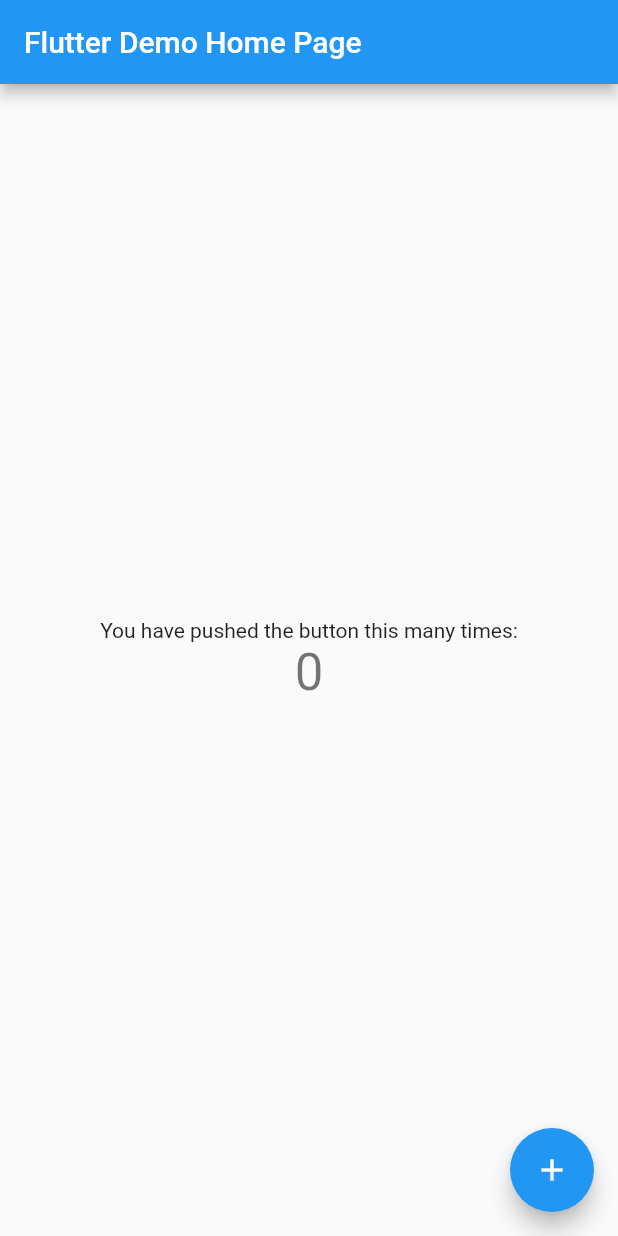
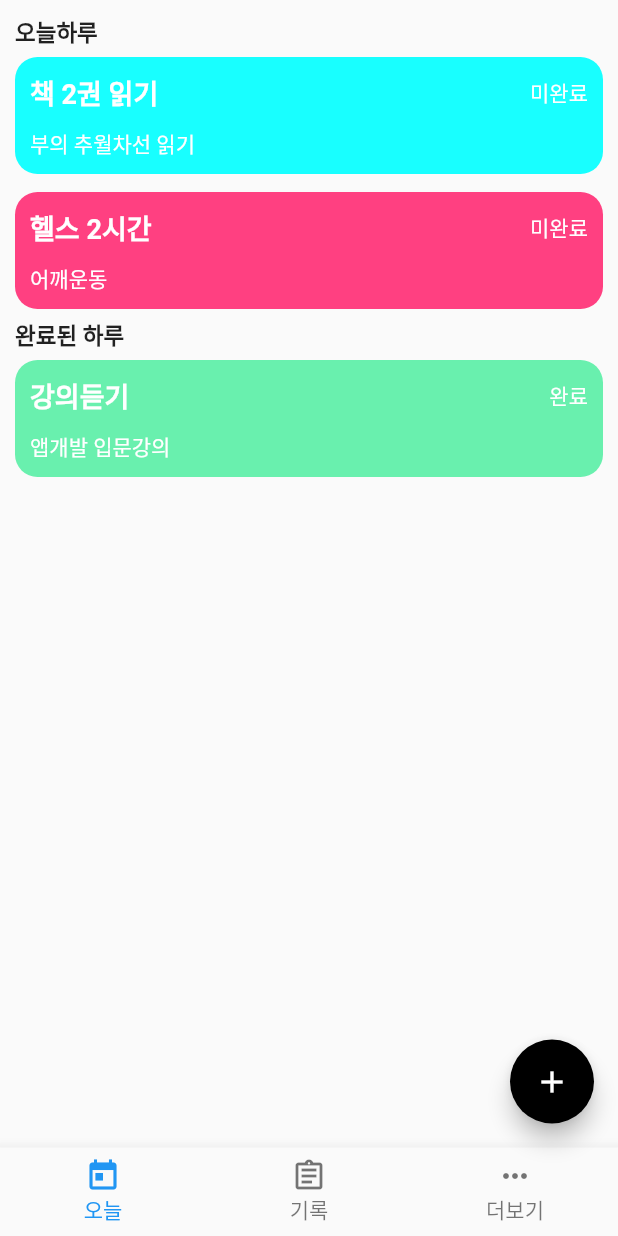
Before and after one commit to SerangMind/flutter_todo, a Flutter app: the screen it shows after launch, on a phone screen of 412 x 824 dp. Run offline on Flutter 3.47's test engine with Material 2 defaults, Android fonts, the phone set to English and light mode, and no system bars.

Commit message:
first todo

```diff
--- /dev/null
+++ b/lib/data/todo.dart
@@ -0,0 +1,13 @@
+class Todo {
+
+  String title;
+  String memo;
+  String category;
+  int color;
+  int done;
+  int date;
+
+  Todo( { this.title, this.memo, this.category, this.color, this.done, this.date });
+  // Todo( this.title, this.memo, this.category, this.color, this.done, this.date );
+
+}
--- /dev/null
+++ b/lib/data/util.dart
@@ -0,0 +1,21 @@
+class Utils {
+
+  static int getFormatTime( DateTime date ) {
+    return int.parse( '${date.year}${makeTwoDigit(date.month)}${makeTwoDigit(date.day)}' );
+  }
+
+  static DateTime getFormatDateTime( int date ) {
+    final _date = date.toString();
+    final year = _date.substring( 0, 4 );
+    final month = _date.substring( 4, 6 );
+    final day = _date.substring( 6, 8 );
+    return DateTime(
+      int.parse(year),
+      int.parse(month),
+      int.parse(day) );
+  }
+
+  static String makeTwoDigit( int num ) {
+    return num.toString().padLeft( 2, '0' );
+  }
+}
--- a/lib/main.dart
+++ b/lib/main.dart
@@ -1,117 +1,310 @@
 import 'package:flutter/material.dart';
+import 'package:flutter_todo/write.dart';
+
+import 'data/todo.dart';
+import 'data/util.dart';
 
 void main() {
-  runApp(MyApp());
+  runApp( MyApp() );
 }
 
 class MyApp extends StatelessWidget {
-  // This widget is the root of your application.
+  // const MyApp({ Key? key }) : super(key: key);
+
   @override
   Widget build(BuildContext context) {
     return MaterialApp(
-      title: 'Flutter Demo',
+      title: 'Todo App!',
       theme: ThemeData(
-        // This is the theme of your application.
-        //
-        // Try running your application with "flutter run". You'll see the
-        // application has a blue toolbar. Then, without quitting the app, try
-        // changing the primarySwatch below to Colors.green and then invoke
-        // "hot reload" (press "r" in the console where you ran "flutter run",
-        // or simply save your changes to "hot reload" in a Flutter IDE).
-        // Notice that the counter didn't reset back to zero; the application
-        // is not restarted.
         primarySwatch: Colors.blue,
-        // This makes the visual density adapt to the platform that you run
-        // the app on. For desktop platforms, the controls will be smaller and
-        // closer together (more dense) than on mobile platforms.
         visualDensity: VisualDensity.adaptivePlatformDensity,
       ),
-      home: MyHomePage(title: 'Flutter Demo Home Page'),
+      home: TodoApp(),
     );
   }
 }
 
-class MyHomePage extends StatefulWidget {
-  MyHomePage({Key key, this.title}) : super(key: key);
+// class MyHomePage extends StatefulWidget {
+//   MyHomePage({Key key, this.title}) : super(key: key);
 
-  // This widget is the home page of your application. It is stateful, meaning
-  // that it has a State object (defined below) that contains fields that affect
-  // how it looks.
+//   final String title;
 
-  // This class is the configuration for the state. It holds the values (in this
-  // case the title) provided by the parent (in this case the App widget) and
-  // used by the build method of the State. Fields in a Widget subclass are
-  // always marked "final".
+//   @override
+//   _MyHomePageState createState() => _MyHomePageState();
+// }
 
-  final String title;
+// class _MyHomePageState extends State<MyHomePage> {
+
+class TodoApp extends StatefulWidget {
+  const TodoApp({ Key key }) : super(key: key);
 
   @override
-  _MyHomePageState createState() => _MyHomePageState();
+  _TodoAppState createState() => _TodoAppState();
+
 }
 
-class _MyHomePageState extends State<MyHomePage> {
-  int _counter = 0;
+class _TodoAppState extends State<TodoApp> {
 
-  void _incrementCounter() {
-    setState(() {
-      // This call to setState tells the Flutter framework that something has
-      // changed in this State, which causes it to rerun the build method below
-      // so that the display can reflect the updated values. If we changed
-      // _counter without calling setState(), then the build method would not be
-      // called again, and so nothing would appear to happen.
-      _counter++;
-    });
+  var _selectedTabIndex = 0;
+
+  List<Todo> todos = [
+
+    Todo(
+      title:    '책 2권 읽기',
+      memo:     '부의 추월차선 읽기',
+      color:    Colors.cyanAccent.value,
+      done:     0,
+      category: '독서',
+      date:     20211225
+    ),
+
+    Todo(
+      title:    '헬스 2시간',
+      memo:     '어깨운동',
+      color:    Colors.pinkAccent.value,
+      done:     0,
+      category: '헬스',
+      date:     20211225
+    ),
+
+    Todo(
+      title:    '강의듣기',
+      memo:     '앱개발 입문강의',
+      color:    Colors.greenAccent.value,
+      done:     1,
+      category: '강의',
+      date:     20211225
+    ),
+
+  ];
+
+
+
+  @override
+  void initState() {
+    super.initState();
   }
 
   @override
   Widget build(BuildContext context) {
-    // This method is rerun every time setState is called, for instance as done
-    // by the _incrementCounter method above.
-    //
-    // The Flutter framework has been optimized to make rerunning build methods
-    // fast, so that you can just rebuild anything that needs updating rather
-    // than having to individually change instances of widgets.
     return Scaffold(
-      appBar: AppBar(
-        // Here we take the value from the MyHomePage object that was created by
-        // the App.build method, and use it to set our appbar title.
-        title: Text(widget.title),
+
+      appBar: PreferredSize(
+        child: AppBar(),
+        preferredSize: Size.fromHeight(0),
       ),
-      body: Center(
-        // Center is a layout widget. It takes a single child and positions it
-        // in the middle of the parent.
-        child: Column(
-          // Column is also a layout widget. It takes a list of children and
-          // arranges them vertically. By default, it sizes itself to fit its
-          // children horizontally, and tries to be as tall as its parent.
-          //
-          // Invoke "debug painting" (press "p" in the console, choose the
-          // "Toggle Debug Paint" action from the Flutter Inspector in Android
-          // Studio, or the "Toggle Debug Paint" command in Visual Studio Code)
-          // to see the wireframe for each widget.
-          //
-          // Column has various properties to control how it sizes itself and
-          // how it positions its children. Here we use mainAxisAlignment to
-          // center the children vertically; the main axis here is the vertical
-          // axis because Columns are vertical (the cross axis would be
-          // horizontal).
-          mainAxisAlignment: MainAxisAlignment.center,
-          children: <Widget>[
-            Text(
-              'You have pushed the button this many times:',
-            ),
-            Text(
-              '$_counter',
-              style: Theme.of(context).textTheme.headline4,
-            ),
-          ],
+
+      body: Container(
+        padding: EdgeInsets.all(10),
+        child: ListView.builder(
+          itemCount: 4,
+          itemBuilder: (ctx, idx) {
+
+            if ( idx == 0 ) {
+              return Container(
+                child: Text( '오늘하루',
+                style: TextStyle( fontSize: 15, fontWeight: FontWeight.bold ) ),
+              );
+
+            } else if ( idx == 1 ) {
+
+              // 미완료된 목록만 찾아서
+              List<Todo> undone = todos.where( (t) => ( t.done == 0 ) ).toList();
+
+              return Column(
+                children: List.generate( undone.length, (_idx) {
+                    return _buildListItem( undone[_idx] );
+                }),
+              );
+
+            } else if ( idx == 2 ) {
+              return Container(
+                child: Text( '완료된 하루',
+                  style: TextStyle( fontSize: 15, fontWeight: FontWeight.bold ) ),
+              );
+
+            } else if ( idx == 3 ) {
+
+              // 완료된 목록만 찾아서
+              List<Todo> done = todos.where( (t) => ( t.done == 1 ) ).toList();
+
+              return Column(
+                children: List.generate( done.length, (_idx) {
+                    return _buildListItem( done[_idx] );
+                }),
+              );
+
+            }
+
+
+            return null;
+          },
         ),
       ),
+
       floatingActionButton: FloatingActionButton(
-        onPressed: _incrementCounter,
-        tooltip: 'Increment',
         child: Icon(Icons.add),
-      ), // This trailing comma makes auto-formatting nicer for build methods.
+        backgroundColor: Colors.black,
+        onPressed: () {
+          print( 'floating action button is clicked');
+          Navigator.of(context).push(
+            MaterialPageRoute(
+                builder: (ctx) => TodoWritePage(
+                  todo: Todo(
+                    title: '',
+                    category: '',
+                    memo: '',
+                    done: 0,
+                    color: Colors.blue.value,
+                    date: Utils.getFormatTime( DateTime.now())
+                  )
+                ),
+            )
+          );
+
+        }
+      ),
+
+      bottomNavigationBar: BottomNavigationBar(
+        selectedFontSize: 14,
+        unselectedFontSize: 14,
+        currentIndex: _selectedTabIndex,
+
+        onTap: (index) {
+          setState( () {
+            _selectedTabIndex = index;
+          } );
+          print("$_selectedTabIndex Tab Clicked");
+
+        },
+
+        items: [
+          BottomNavigationBarItem(
+            icon: Icon(Icons.today),
+            label: '오늘',
+          ),
+
+          BottomNavigationBarItem(
+            icon: Icon(Icons.assignment_outlined),
+            label: '기록',
+          ),
+
+          BottomNavigationBarItem(
+            icon: Icon(Icons.more_horiz),
+            label: '더보기',
+          ),
+
+
+
+
+        ],
+      ),
+
     );
+
   }
+
+  Widget _buildListItem( Todo todo ) {
+
+    return Container(
+      margin: EdgeInsets.symmetric( horizontal: 0, vertical: 6 ),
+      padding: EdgeInsets.all(10),
+      decoration: BoxDecoration(
+        color: Color( todo.color ),
+        borderRadius: BorderRadius.circular(15),
+      ),
+      child: Column(
+        crossAxisAlignment: CrossAxisAlignment.start,
+        children: [
+          Row(
+            mainAxisAlignment: MainAxisAlignment.spaceBetween,
+            children: [
+              Text( todo.title,
+                style: TextStyle( fontSize: 18, fontWeight: FontWeight.bold, color: Colors.white ), ),
+              Text( todo.done == 0 ? '미완료' : '완료',
+                style: TextStyle( color: Colors.white ) ),
+            ],
+          ),
+          SizedBox( height: 10,),
+          Text( todo.memo,
+            style: TextStyle( color: Colors.white ) ),
+        ],
+      ),
+    );
+
+  }
+
 }
+
+
+
+
+
+// import 'package:flutter/material.dart';
+
+// void main() {
+//   runApp(MyApp());
+// }
+
+// class MyApp extends StatelessWidget {
+//   // This widget is the root of your application.
+//   @override
+//   Widget build(BuildContext context) {
+//     return MaterialApp(
+//       title: 'Flutter Demo',
+//       theme: ThemeData(
+//         primarySwatch: Colors.blue,
+//         visualDensity: VisualDensity.adaptivePlatformDensity,
+//       ),
+//       home: MyHomePage(title: 'Flutter Demo Home Page'),
+//     );
+//   }
+// }
+
+// class MyHomePage extends StatefulWidget {
+//   MyHomePage({Key key, this.title}) : super(key: key);
+
+//   final String title;
+
+//   @override
+//   _MyHomePageState createState() => _MyHomePageState();
+// }
+
+// class _MyHomePageState extends State<MyHomePage> {
+//   int _counter = 0;
+
+//   void _incrementCounter() {
+//     setState(() {
+//       _counter++;
+//     });
+//   }
+
+//   @override
+//   Widget build(BuildContext context) {
+
+//     return Scaffold(
+//       appBar: AppBar(
+//         title: Text(widget.title),
+//       ),
+//       body: Center(
+//         child: Column(
+//           mainAxisAlignment: MainAxisAlignment.center,
+//           children: <Widget>[
+//             Text(
+//               'You have pushed the button this many times:',
+//             ),
+//             Text(
+//               '$_counter',
+//               style: Theme.of(context).textTheme.headline4,
+//             ),
+//           ],
+//         ),
+//       ),
+//       floatingActionButton: FloatingActionButton(
+//         onPressed: _incrementCounter,
+//         tooltip: 'Increment',
+//         child: Icon(Icons.add),
+//       ), // This trailing comma makes auto-formatting nicer for build methods.
+//     );
+//   }
+// }
--- /dev/null
+++ b/lib/write.dart
@@ -0,0 +1,30 @@
+import 'package:flutter/material.dart';
+
+import 'data/todo.dart';
+
+class TodoWritePage extends StatefulWidget {
+
+  final Todo todo;
+
+  const TodoWritePage({ Key key, this.todo }) : super(key: key);
+
+  @override
+  _TodoWritePageState createState() => _TodoWritePageState();
+}
+
+class _TodoWritePageState extends State<TodoWritePage> {
+
+  @override
+  Widget build(BuildContext context) {
+    return Scaffold(
+      appBar: AppBar(
+        title: Text('...'),
+        actions: [
+
+        ],
+      ),
+
+
+    );
+  }
+}
```
